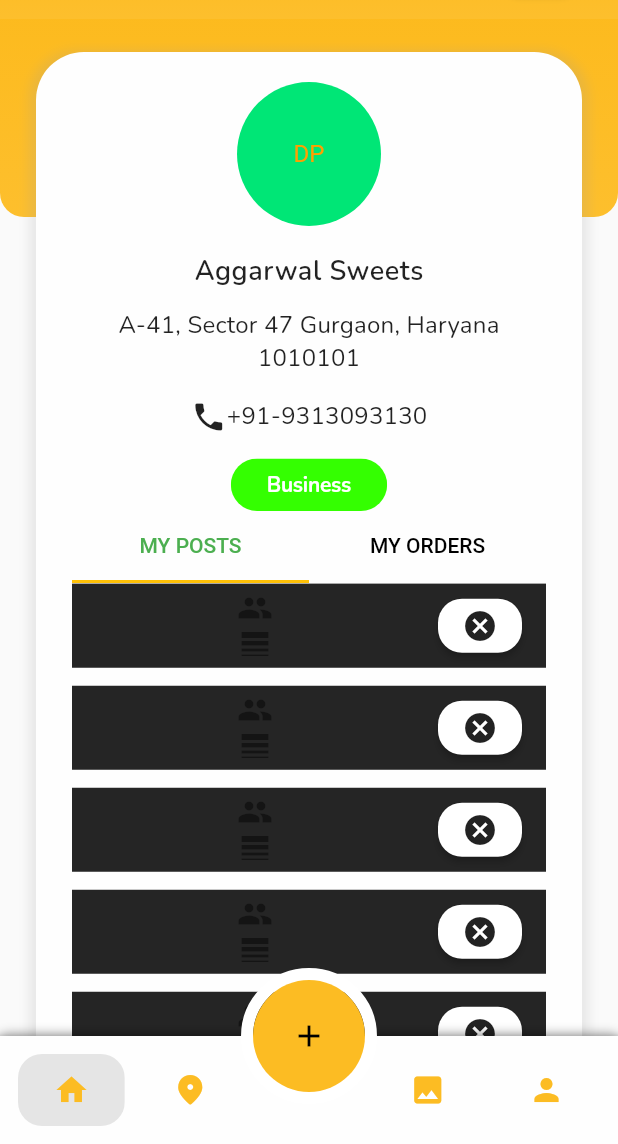
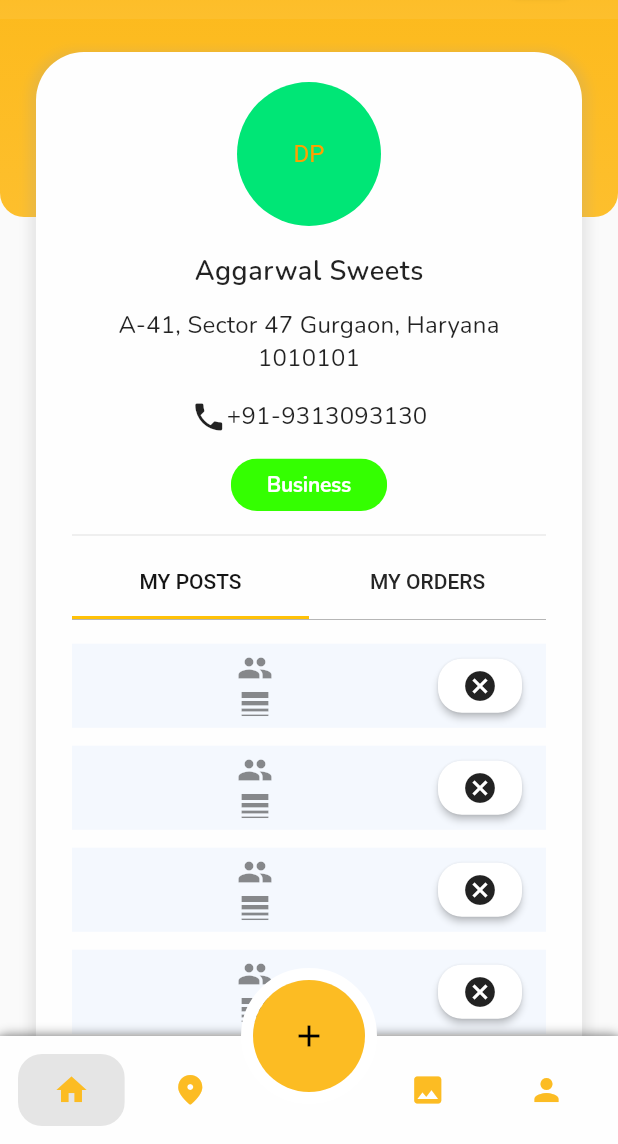
Before and after one commit to amaan-zafar/Foodinsta, a Flutter app: the screen it shows after launch, on a phone screen of 412 x 824 dp, the part 92-1236 px from its top. Run offline on Flutter 3.47's test engine with Material 2 defaults, Android fonts, the phone set to English and light mode, and no system bars; our stand-ins replace camera, font_awesome_flutter, google_fonts, google_maps_flutter, image_picker, shared_preferences.

Commit message:
profile page ui updated

```diff
--- a/lib/screens/root_app/profile_page.dart
+++ b/lib/screens/root_app/profile_page.dart
@@ -75,6 +75,8 @@ class _ProfilePageState extends State<ProfilePage> {
                       ),
                     ),
                     UserTypeLabel(label: 'Business'),
+                    SizedBox(height: 8),
+                    Divider(),
                     buildTabs(context),
                   ],
                 ),
@@ -89,7 +91,7 @@ class _ProfilePageState extends State<ProfilePage> {
   buildTabs(BuildContext context) {
     var darkThemeProvider = Provider.of<DarkThemeProvider>(context);
     Color tileColor =
-        darkThemeProvider.darkTheme ? Styles.tileColorLight : Styles.black2;
+        darkThemeProvider.darkTheme ? Styles.black2 : Styles.tileColorLight;
     return DefaultTabController(
       length: 2,
       initialIndex: 0, // Change it according to user type
@@ -98,8 +100,10 @@ class _ProfilePageState extends State<ProfilePage> {
         children: [
           Container(
             child: TabBar(
-              labelColor: Colors.green,
-              unselectedLabelColor: Colors.black,
+              labelColor:
+                  darkThemeProvider.darkTheme ? Colors.white : Styles.black1,
+              unselectedLabelColor:
+                  darkThemeProvider.darkTheme ? Colors.white70 : Styles.black2,
               tabs: [
                 Tab(text: 'MY POSTS'),
                 Tab(text: 'MY ORDERS'),
@@ -111,10 +115,13 @@ class _ProfilePageState extends State<ProfilePage> {
               decoration: BoxDecoration(
                   border:
                       Border(top: BorderSide(color: Colors.grey, width: 0.5))),
-              child: TabBarView(children: <Widget>[
-                buildPostsTab(tileColor),
-                buildOrdersTab(tileColor),
-              ]))
+              child: Padding(
+                padding: const EdgeInsets.symmetric(vertical: 16.0),
+                child: TabBarView(children: <Widget>[
+                  buildPostsTab(tileColor),
+                  buildOrdersTab(tileColor),
+                ]),
+              ))
         ],
       ),
     );
@@ -138,9 +145,7 @@ class _ProfilePageState extends State<ProfilePage> {
                 ),
               );
             },
-            separatorBuilder: (_, i) => SizedBox(
-                  height: 12,
-                ),
+            separatorBuilder: (_, i) => SizedBox(height: 12),
             itemCount: 10));
   }
 
@@ -178,9 +183,7 @@ class _ProfilePageState extends State<ProfilePage> {
                 ),
               );
             },
-            separatorBuilder: (_, i) => SizedBox(
-                  height: 12,
-                ),
+            separatorBuilder: (_, i) => SizedBox(height: 12),
             itemCount: 10));
   }
 }
```
